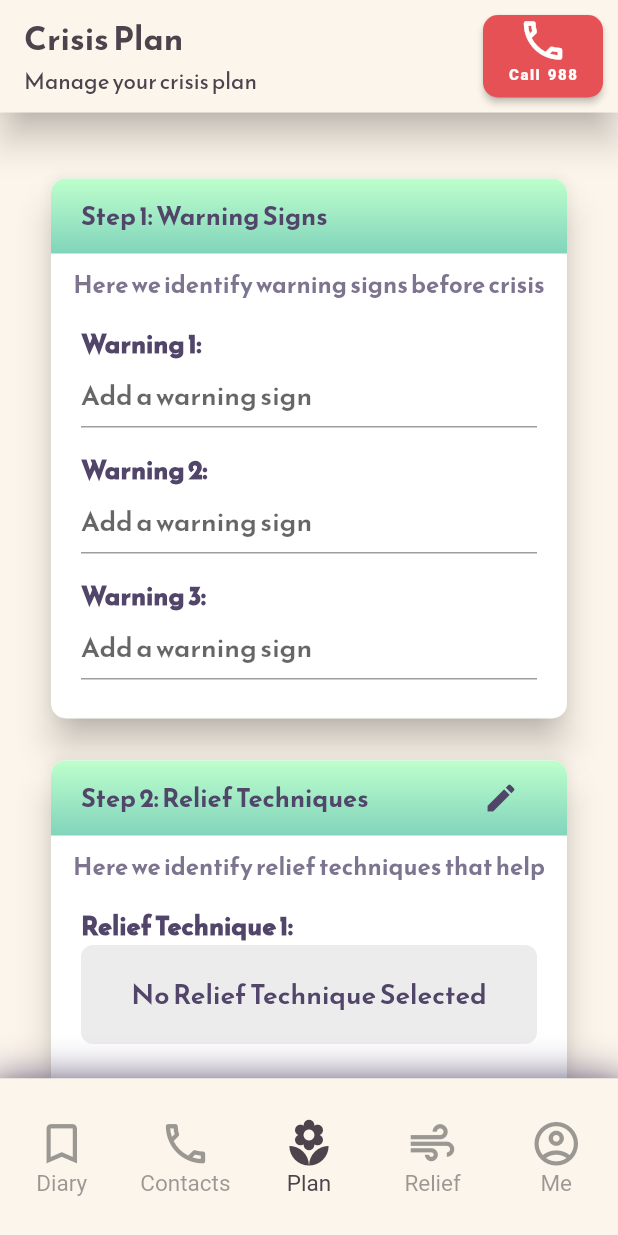
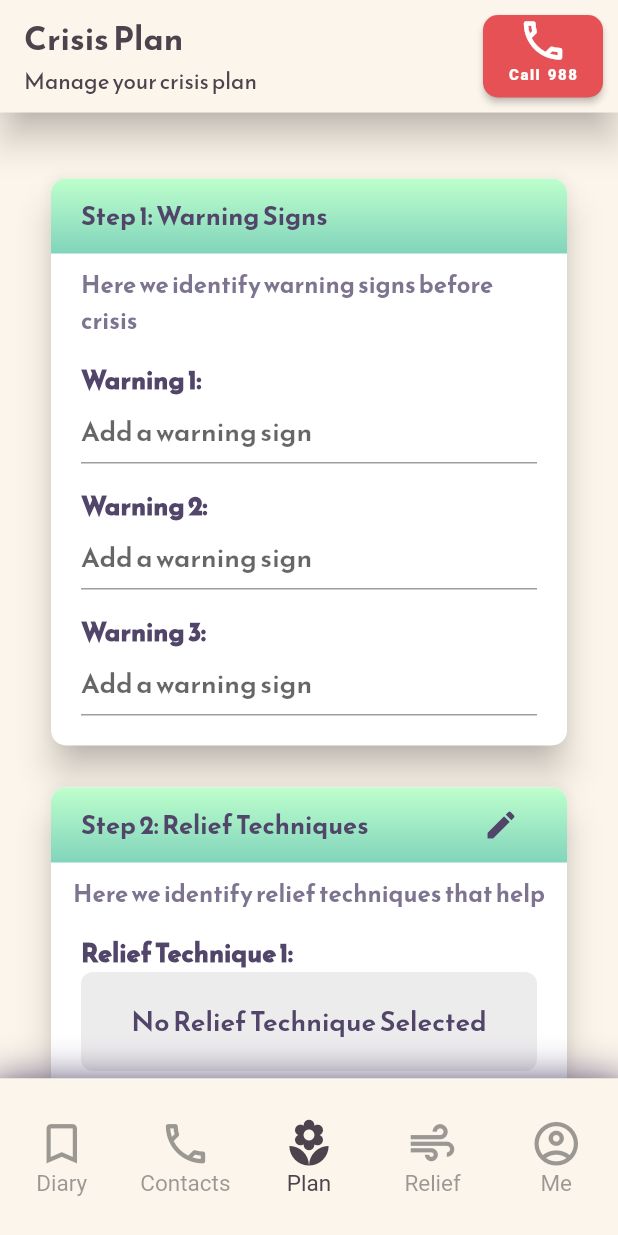
Before and after one commit to AlexShor0103/Team-2136-ReliefLink, a Flutter app: the screen it shows after launch, on a phone screen of 412 x 824 dp. Run offline on Flutter 3.47's test engine with Material 2 defaults, Android fonts, the phone set to English and light mode, and no system bars; our stand-ins replace chewie, google_maps_flutter, shared_preferences, video_player; missing offline and left inert: store_redirect.

Commit message:
begin fixing formatting for CrisiPlan Cards

```diff
--- a/lib/components/CrisisPlan/reliefTechniqueCrisisCard.dart
+++ b/lib/components/CrisisPlan/reliefTechniqueCrisisCard.dart
@@ -25,6 +25,7 @@ class _ReliefTextDropdownState extends State<ReliefTextDropdown> {
   String dropdownval = "";
   @override
   void initState() {
+    // TODO: implement initState
     super.initState();
     dropdownval = widget.curVal;
   }
@@ -39,7 +40,7 @@ class _ReliefTextDropdownState extends State<ReliefTextDropdown> {
     print("building begun. ddv is: ${dropdownval}");
     if (!names.contains(dropdownval)) {
       print("oops");
-      dropdownval = "Walking";
+      dropdownval = "Muscle Relaxation";
     }
     print("after checking, dropdownvalfr becomes: ${dropdownval}");
 
@@ -156,7 +157,7 @@ Widget reliefButton(String placeholder) {
 
 Widget reliefInput(String label, String placeholder) {
   return Padding(
-      padding: const EdgeInsets.symmetric(horizontal: 20),
+      padding: const EdgeInsets.only(left: 20, right: 20),
       child: Column(crossAxisAlignment: CrossAxisAlignment.start, children: [
         Text(label,
             style: const TextStyle(
--- a/lib/components/CrisisPlan/warningSignsCrisisCard.dart
+++ b/lib/components/CrisisPlan/warningSignsCrisisCard.dart
@@ -54,7 +54,7 @@ Widget warningTextInputAuto(String label, String placeholder) {
                         color: AppColors.black.withOpacity(0.3),
                         offset: const Offset(0, 4))
                   ]),
-                  constraints:BoxConstraints.tightForFinite(width: 303, height: options.length * 56),
+                  constraints:BoxConstraints.tightForFinite(width: 330, height: options.length * 56),
                   child: ListView.builder(
                       padding: const EdgeInsets.all(10),
                       itemCount: options.length,
--- a/lib/screens/CrisisPlanScreen.dart
+++ b/lib/screens/CrisisPlanScreen.dart
@@ -125,7 +125,7 @@ class _CrisisPlanState extends State<CrisisPlan> {
       shape: const RoundedRectangleBorder(
           borderRadius: BorderRadius.all(Radius.circular(10))),
       child: Container(
-          height: cardHeight,
+          // height: cardHeight,
           child: Column(
             children: [
               //container for gradient
@@ -155,20 +155,24 @@ class _CrisisPlanState extends State<CrisisPlan> {
               ),
               //spacer
               const SizedBox(height: 8),
-              // text for the intro
-              Text("Here we identify warning signs before crisis",
+              // text for the intro'
+              Padding(padding: EdgeInsets.symmetric(horizontal: 20),
+              child: Text("Here we identify warning signs before crisis",
                   style: TextStyle(
                     color: AppColors.font.withOpacity(0.75),
                     fontFamily: 'MainFont',
                     fontWeight: FontWeight.w700,
                     fontSize: 16,
                   )),
+                ),
+
               const SizedBox(height: 15),
               warningTextInputAuto("Warning 1:", firstWarningSign),
               const SizedBox(height: 15),
               warningTextInputAuto("Warning 2:", secondWarningSign),
               const SizedBox(height: 15),
               warningTextInputAuto("Warning 3:", thirdWarningSign),
+              const SizedBox(height: 20),
             ],
           )),
     );
@@ -215,10 +219,13 @@ class _CrisisPlanState extends State<CrisisPlan> {
       AlertDialog alert = AlertDialog(
           title: const Text("Choose Relief Techniques", style: TextStyle()),
           content: Column(children: [
-            const Text(
-              "Here you can choose which Relief Techniques you would like to include",
-              textAlign: TextAlign.center,
+            const Padding(padding: EdgeInsets.symmetric(horizontal: 20),
+              child: Text(
+                "Here you can choose which Relief Techniques you would like to include",
+                textAlign: TextAlign.center,
+              ),
             ),
+
             ReliefTextDropdown(
                 label: "Relief Technique 1:",
                 curVal: firstCopingStrategy,
@@ -255,7 +262,6 @@ class _CrisisPlanState extends State<CrisisPlan> {
       shape: const RoundedRectangleBorder(
           borderRadius: BorderRadius.all(Radius.circular(10))),
       child: Container(
-          height: cardHeight,
           child: Column(
             children: [
               //container for gradient
@@ -309,10 +315,11 @@ class _CrisisPlanState extends State<CrisisPlan> {
               const SizedBox(height: 15),
 
               reliefInput("Relief Technique 1: ", firstCopingStrategy),
-            //   const SizedBox(height: 15),
-            //   reliefInput("Relief Technique 2: ", secondCopingStrategy),
-            //   const SizedBox(height: 15),
-            //   reliefInput("Relief Technique 3: ", thirdCopingStrategy),
+              const SizedBox(height: 15),
+              reliefInput("Relief Technique 2: ", secondCopingStrategy),
+              const SizedBox(height: 15),
+              reliefInput("Relief Technique 3: ", thirdCopingStrategy),
+              const SizedBox(height: 20),
             ],
           )),
     );
@@ -323,7 +330,6 @@ class _CrisisPlanState extends State<CrisisPlan> {
       shape: const RoundedRectangleBorder(
           borderRadius: BorderRadius.all(Radius.circular(10))),
       child: Container(
-          height: 330,
           child: Column(
             children: [
               //container for gradient
@@ -369,6 +375,7 @@ class _CrisisPlanState extends State<CrisisPlan> {
                   "Distracting Contact 2:", secondDistractingContact),
               const SizedBox(height: 15),
               distractingContactsInput("Distracting Place:", distractingPlace),
+              const SizedBox(height: 20),
             ],
           )),
     );
@@ -414,7 +421,6 @@ class _CrisisPlanState extends State<CrisisPlan> {
       shape: const RoundedRectangleBorder(
           borderRadius: BorderRadius.all(Radius.circular(10))),
       child: Container(
-          height: 330,
           child: Column(
             children: [
               //container for gradient
@@ -458,6 +464,7 @@ class _CrisisPlanState extends State<CrisisPlan> {
               helpingContactsInput("Helping Contact 2:", secondHelpingContact),
               const SizedBox(height: 15),
               helpingContactsInput("Helping Contact 3:", thirdHelpingContact),
+              const SizedBox(height: 20),
             ],
           )),
     );
@@ -503,7 +510,6 @@ class _CrisisPlanState extends State<CrisisPlan> {
       shape: const RoundedRectangleBorder(
           borderRadius: BorderRadius.all(Radius.circular(10))),
       child: Container(
-          height: 330,
           child: Column(
             children: [
               //container for gradient
@@ -549,6 +555,7 @@ class _CrisisPlanState extends State<CrisisPlan> {
                   "Professional Contact 2:", secondProfessionalContact),
               const SizedBox(height: 15),
               professionalContactsInput("Local Urgent Care:", localUrgentCare),
+              const SizedBox(height: 20),
             ],
           )),
     );
```
